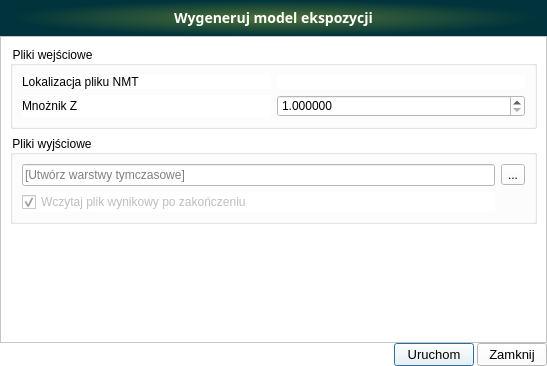
The window that GenerateAspect/UI/GenerateAspect_UI.ui (eryk918/nmt_analysis_plugin) describes before a commit, drawn with Qt 5.
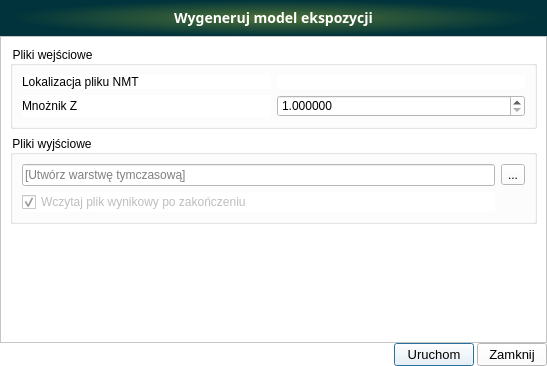
The same window after the commit. Icons and pictures are not drawn. Custom widgets are drawn as their Qt base class.

```diff
--- a/GenerateAspect/UI/GenerateAspect_UI.ui
+++ b/GenerateAspect/UI/GenerateAspect_UI.ui
@@ -183,7 +183,7 @@
          <item row="0" column="0">
           <widget class="QLineEdit" name="wyjscie">
            <property name="placeholderText">
-            <string>[Utwórz warstwy tymczasowe]</string>
+            <string>[Utwórz warstwę tymczasową]</string>
            </property>
           </widget>
          </item>
```
